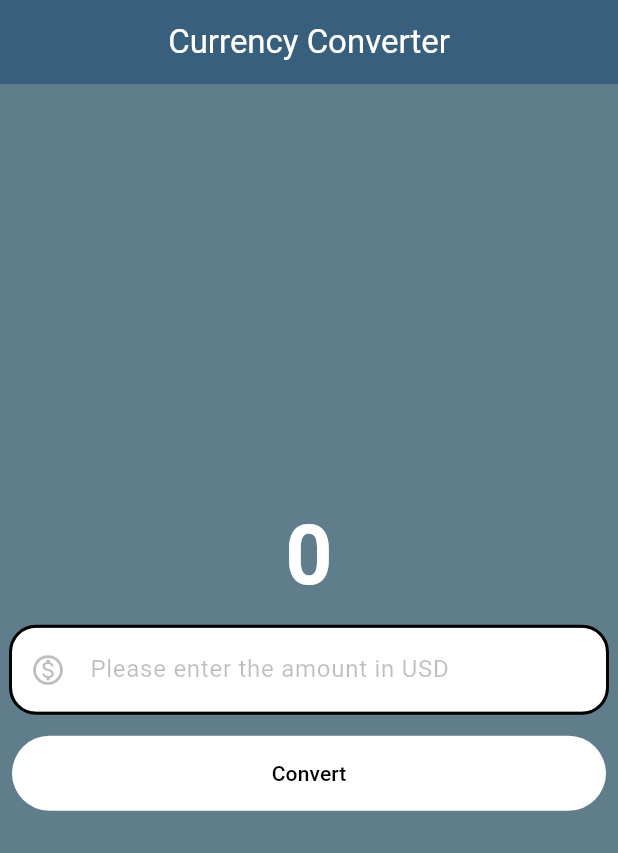
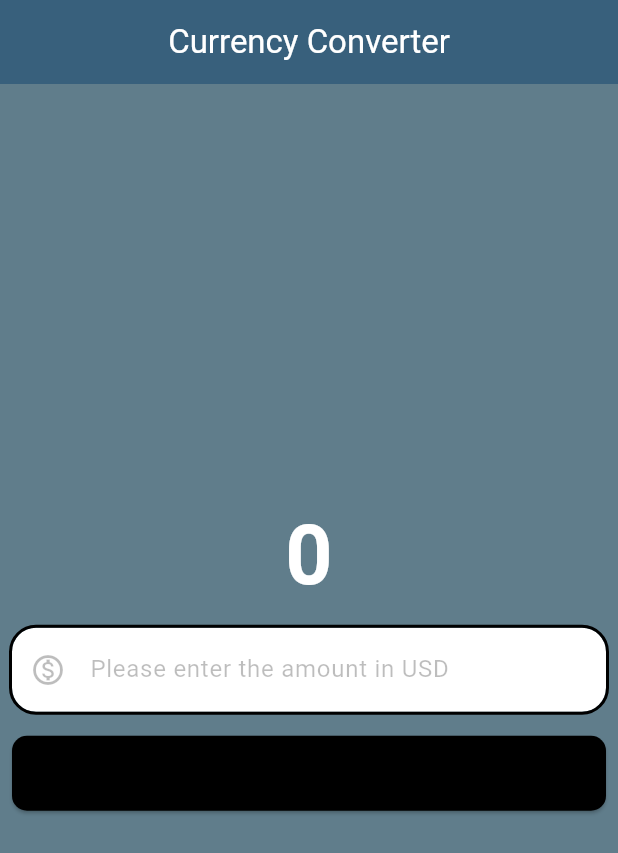
Before and after one commit to SynthiaAtieno/flutter_tutorial, a Flutter app: the screen it shows after launch, on a phone screen of 412 x 824 dp. Shown: the top 853 px of the screen. Run offline on Flutter 3.47's test engine with Material 2 defaults, Android fonts, the phone set to English and light mode, and no system bars.

Commit message:
initial commit

```diff
--- a/lib/my_home_page.dart
+++ b/lib/my_home_page.dart
@@ -58,15 +58,18 @@ class MyHomePage extends StatelessWidget {
             ),
             Padding(
               padding: const EdgeInsets.all(8.0),
-              child: TextButton(
+              child: ElevatedButton(
                 onPressed: () {},
-                style: const ButtonStyle(
-                  minimumSize: MaterialStatePropertyAll(
-                    Size(double.infinity, 50),
-                  ),
-                  foregroundColor: MaterialStatePropertyAll(Colors.black),
-                  backgroundColor: MaterialStatePropertyAll(Colors.white),
-                ),
+                style: ButtonStyle(
+                    minimumSize: const MaterialStatePropertyAll(
+                      Size(double.infinity, 50),
+                    ),
+                    foregroundColor:
+                        const MaterialStatePropertyAll(Colors.black),
+                    backgroundColor:
+                        const MaterialStatePropertyAll(Colors.black),
+                    shape: MaterialStatePropertyAll(RoundedRectangleBorder(
+                        borderRadius: BorderRadius.circular(10)))),
                 child: const Text("Convert"),
               ),
             ),
```
